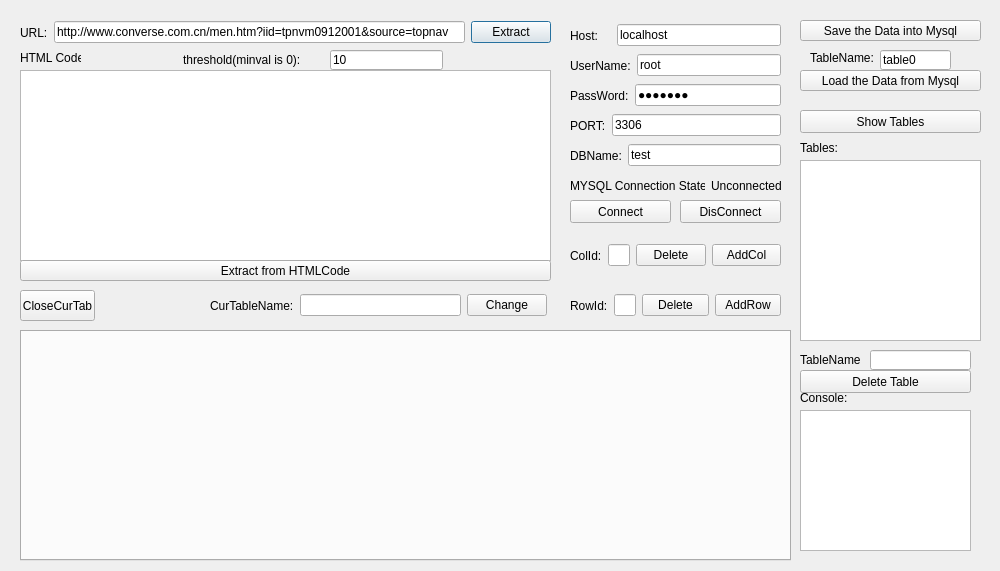
Qt form MainWindow.ui (WebCatch/WebCatch-PythonVersion-) before a commit.
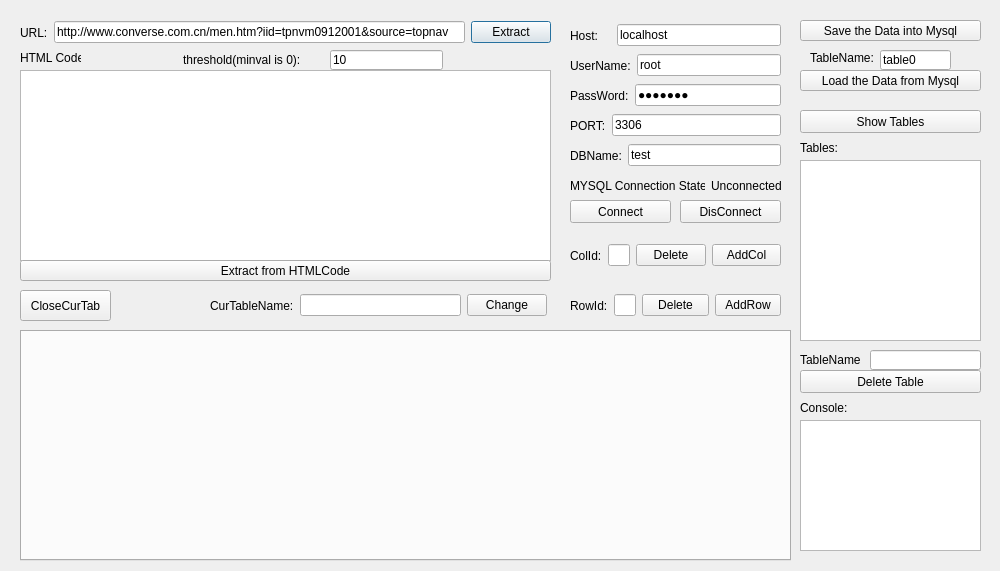
The same form after that commit. Icons and pictures are not drawn.

The edit to the form file:
```diff
--- a/MainWindow.ui
+++ b/MainWindow.ui
@@ -54,9 +54,9 @@
    <property name="geometry">
     <rect>
      <x>800</x>
-     <y>410</y>
-     <width>171</width>
-     <height>141</height>
+     <y>420</y>
+     <width>181</width>
+     <height>131</height>
     </rect>
    </property>
   </widget>
@@ -256,7 +256,7 @@
    <property name="geometry">
     <rect>
      <x>800</x>
-     <y>390</y>
+     <y>400</y>
      <width>111</width>
      <height>16</height>
     </rect>
@@ -498,7 +498,7 @@
     <rect>
      <x>20</x>
      <y>290</y>
-     <width>75</width>
+     <width>91</width>
      <height>31</height>
     </rect>
    </property>
@@ -547,7 +547,7 @@
     <rect>
      <x>870</x>
      <y>350</y>
-     <width>101</width>
+     <width>111</width>
      <height>20</height>
     </rect>
    </property>
@@ -570,7 +570,7 @@
     <rect>
      <x>800</x>
      <y>370</y>
-     <width>171</width>
+     <width>181</width>
      <height>23</height>
     </rect>
    </property>
```
Left out of the diff: 2 changed lines with no effect on the pictures.
